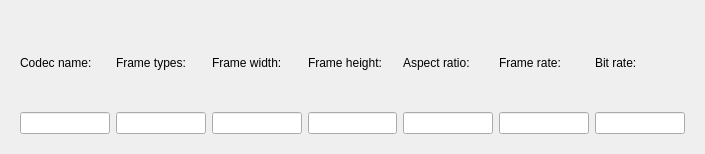
Above: codec-preview/videoinfowidget.ui from pszopinski/codec-preview before the change. Below: the same form after it.
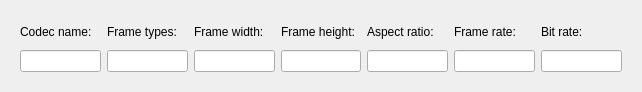
That is the form after the change.

What changed in the file:
```diff
--- a/codec-preview/videoinfowidget.ui
+++ b/codec-preview/videoinfowidget.ui
@@ -6,8 +6,8 @@
    <rect>
     <x>0</x>
     <y>0</y>
-    <width>705</width>
-    <height>154</height>
+    <width>642</width>
+    <height>92</height>
    </rect>
   </property>
   <property name="windowTitle">
```
